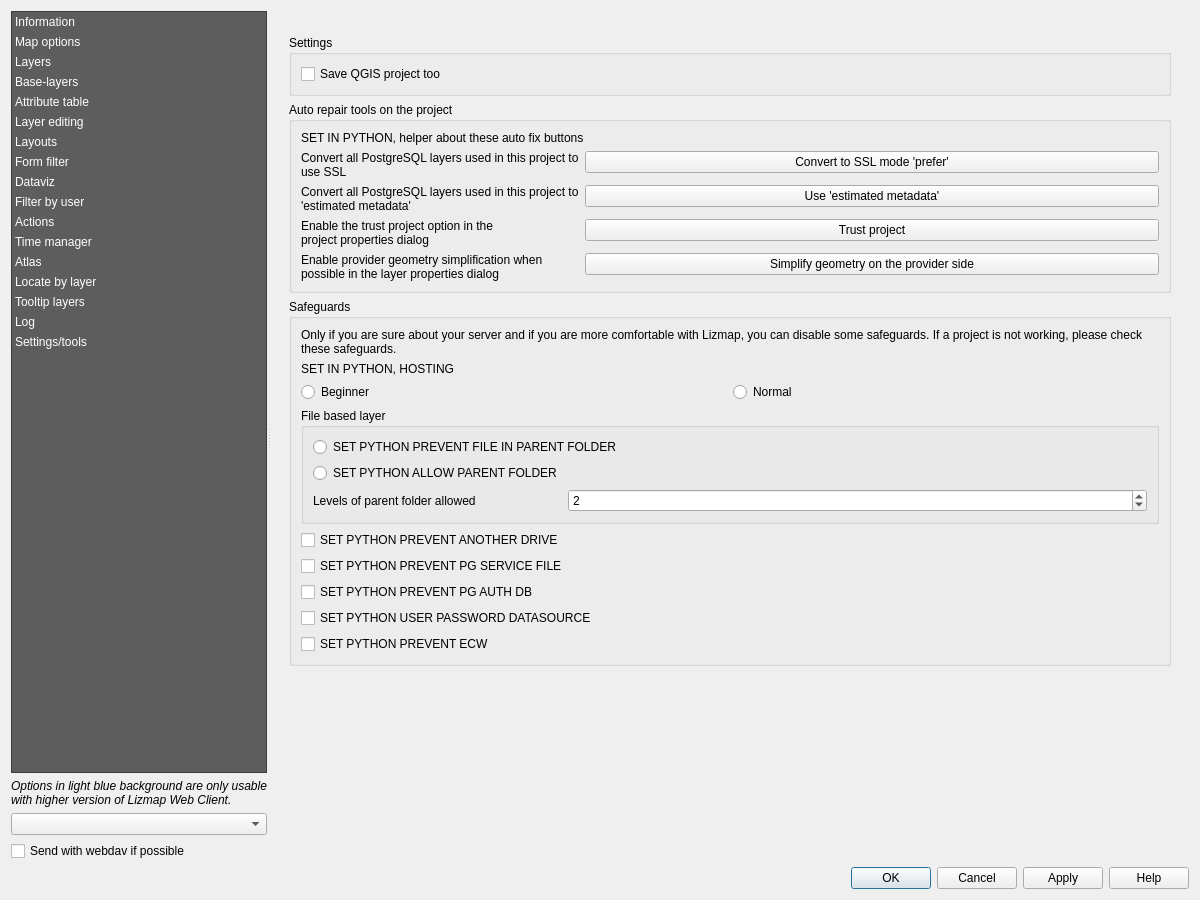
Before: the Qt Designer form lizmap/resources/ui/ui_lizmap.ui in 3liz/lizmap-plugin, drawn with Qt 5.
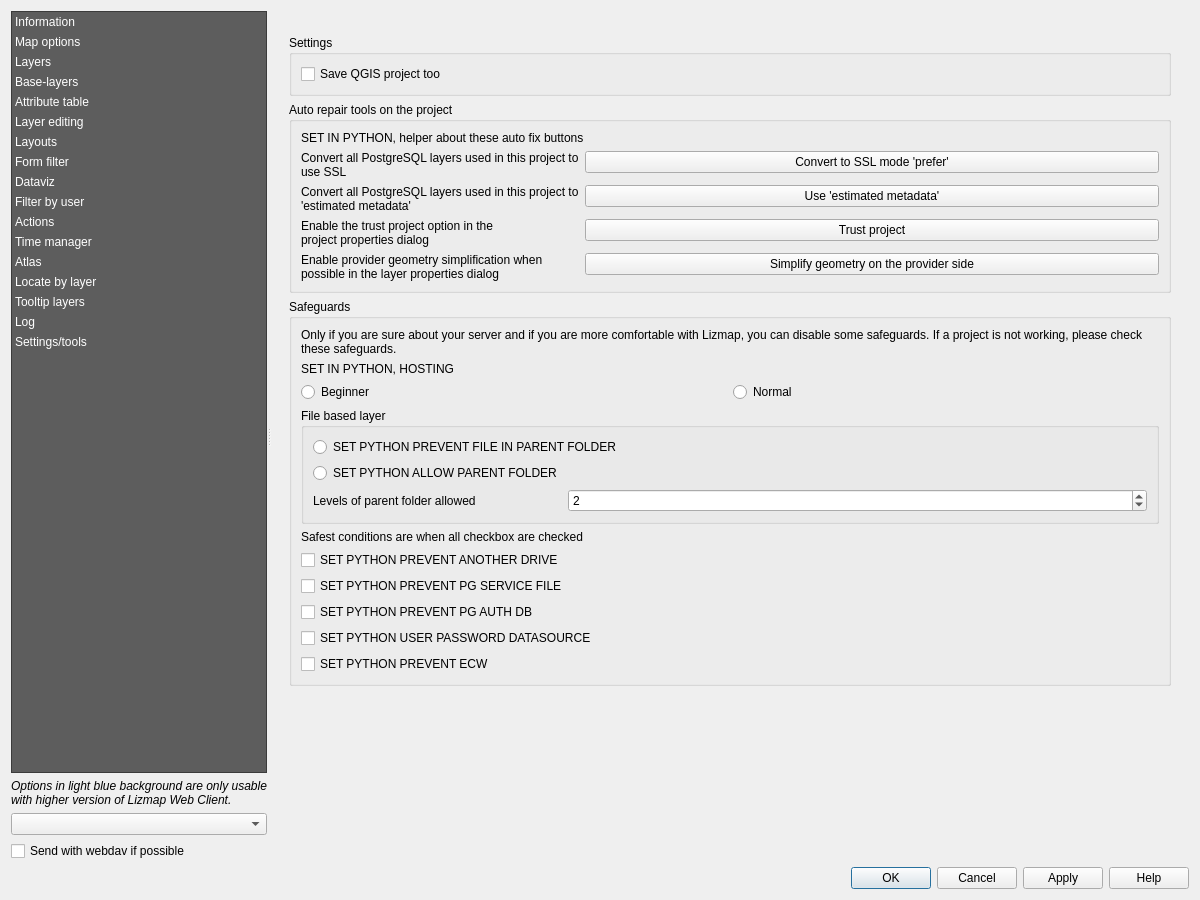
After: the same form once the commit is applied. The open tabs and pages were chosen to show the change. Custom widgets are drawn as their Qt base class.

Commit message: Fix the checker if we use a service

Diff of the .ui file:
```diff
--- a/lizmap/resources/ui/ui_lizmap.ui
+++ b/lizmap/resources/ui/ui_lizmap.ui
@@ -4902,6 +4902,13 @@
                 </layout>
                </widget>
               </item>
+              <item>
+               <widget class="QLabel" name="label_86">
+                <property name="text">
+                 <string>Safest conditions are when all checkbox are checked</string>
+                </property>
+               </widget>
+              </item>
               <item>
                <widget class="QCheckBox" name="safe_other_drive">
                 <property name="text">
```
The commit also changes 2 other files.
